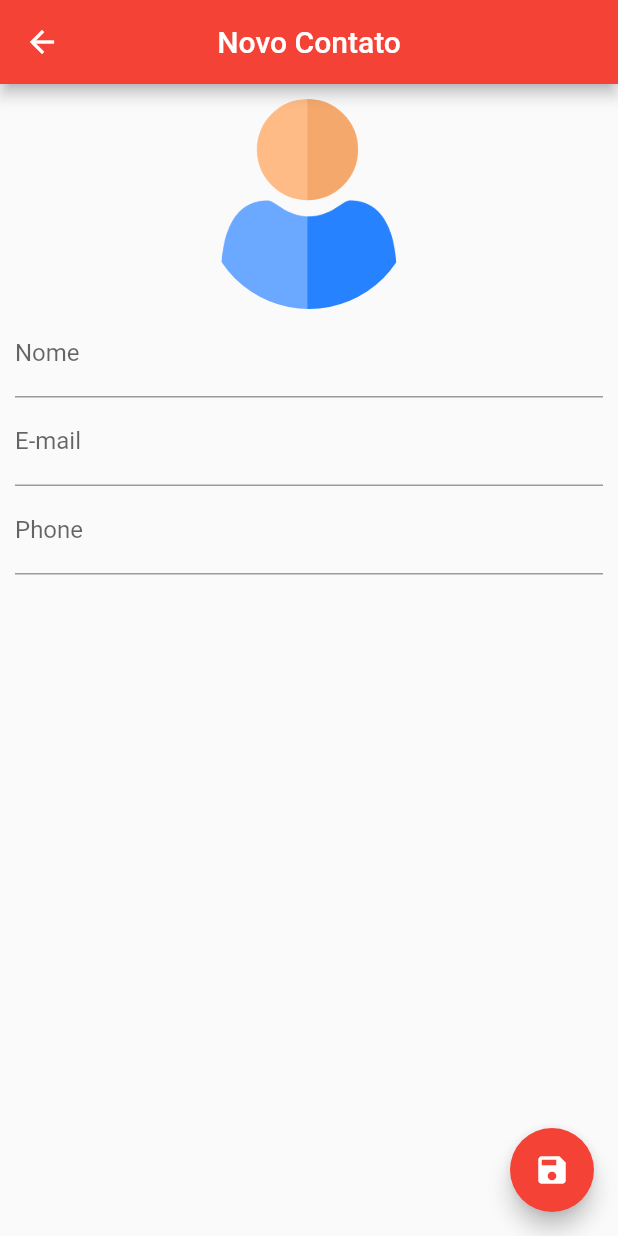
After one commit to rafa7w/contact-list, a Flutter app: the screen it shows after launch, after a tap on the "add" icon, on a phone screen of 412 x 824 dp. The commit adds this screen. Run offline on Flutter 3.47's test engine with Material 2 defaults, Android fonts, the phone set to English and light mode, and no system bars; our stand-ins replace sqflite; accounts and stored records are empty.

Commit message:
contact edit page

```diff
--- a/lib/helpers/contact_help.dart
+++ b/lib/helpers/contact_help.dart
@@ -101,6 +101,8 @@ class Contact {
   String? phone;
   String? img;
 
+  Contact();
+
   Contact.fromMap(Map map) {
     id = map[idColumn];
     name = map[nameColumn];
--- /dev/null
+++ b/lib/interface/contact_page.dart
@@ -0,0 +1,106 @@
+import 'dart:io';
+import 'package:contact_list/helpers/contact_help.dart';
+import 'package:flutter/material.dart';
+
+// ignore: must_be_immutable
+class ContactPage extends StatefulWidget {
+  Contact? contact;
+
+  ContactPage({Key? key, this.contact}) : super(key: key);
+
+  @override
+  _ContactPageState createState() => _ContactPageState();
+}
+
+class _ContactPageState extends State<ContactPage> {
+  final _nameController = TextEditingController();
+  final _emailController = TextEditingController();
+  final _phoneController = TextEditingController();
+  bool _userEdited = false;
+  Contact? _editedContact;
+
+  @override
+  void initState() {
+    super.initState();
+    // ignore: unnecessary_null_comparison
+    if (widget.contact == null) {
+      _editedContact = Contact();
+    } else {
+      _editedContact = Contact.fromMap(widget.contact!.toMap());
+      _nameController.text = _editedContact!.name!;
+      _emailController.text = _editedContact!.email!;
+      _phoneController.text = _editedContact!.phone!;
+    }
+  }
+
+  @override
+  Widget build(BuildContext context) {
+    return Scaffold(
+      appBar: AppBar(
+        backgroundColor: Colors.red,
+        title: Text(_editedContact!.name ?? 'Novo Contato'),
+        centerTitle: true,
+      ),
+      floatingActionButton: FloatingActionButton(
+        onPressed: () {},
+        child: const Icon(Icons.save),
+        backgroundColor: Colors.red,
+      ),
+      body: SingleChildScrollView(
+        padding: const EdgeInsets.all(10.0),
+        child: Column(
+          children: [
+            GestureDetector(
+              child: Container(
+                height: 140.0,
+                width: 140.0,
+                decoration: BoxDecoration(
+                  shape: BoxShape.circle,
+                  image: DecorationImage(
+                    image: _editedContact!.img != null
+                        ? FileImage(File(_editedContact!.img))
+                        : const AssetImage('images/user.png'),
+                  ),
+                ),
+              ),
+            ),
+            TextField(
+              decoration: const InputDecoration(
+                labelText: 'Nome',
+              ),
+              onChanged: (text) {
+                _userEdited = true;
+                setState(() {
+                  _editedContact!.name = text;
+                });
+              },
+              controller: _nameController,
+            ),
+            TextField(
+              decoration: const InputDecoration(
+                labelText: 'E-mail',
+              ),
+              onChanged: (text) {
+                _userEdited = true;
+                _editedContact!.email = text;
+              },
+              keyboardType: TextInputType.emailAddress,
+              controller: _emailController,
+            ),
+            TextField(
+              decoration: const InputDecoration(
+                labelText: 'Phone',
+              ),
+              onChanged: (text) {
+                _userEdited = true;
+                _editedContact!.phone = text;
+              },
+              keyboardType: TextInputType.phone,
+              controller: _phoneController,
+            ),
+          ],
+        ),
+      ),
+    );
+  }
+}
--- a/lib/interface/home_page.dart
+++ b/lib/interface/home_page.dart
@@ -1,5 +1,6 @@
 import 'dart:io';
 import 'package:contact_list/helpers/contact_help.dart';
+import 'package:contact_list/interface/contact_page.dart';
 import 'package:flutter/material.dart';
 
 class HomePage extends StatefulWidget {
@@ -12,6 +13,44 @@ class HomePage extends StatefulWidget {
 class _HomePageState extends State<HomePage> {
   ContactHelper helper = ContactHelper();
   List<Contact> contacts = [];
+
+  @override
+  void initState() {
+    super.initState();
+    helper.getAllContacts().then((list) {
+      setState(() {
+        // ignore: avoid_function_literals_in_foreach_calls
+        list.forEach((element) {
+          contacts.add(element);
+        });
+      });
+    });
+  }
+
+  @override
+  Widget build(BuildContext context) {
+    return Scaffold(
+      backgroundColor: Colors.white,
+      appBar: AppBar(
+        backgroundColor: Colors.red,
+        title: const Text('Contatos'),
+        centerTitle: true,
+      ),
+      floatingActionButton: FloatingActionButton(
+        onPressed: () {
+          _showContactPage();
+        },
+        child: const Icon(Icons.add),
+        backgroundColor: Colors.red,
+      ),
+      body: ListView.builder(
+          padding: const EdgeInsets.all(10.0),
+          itemCount: contacts.length,
+          itemBuilder: (context, index) {
+            return _contactCard(context, index);
+          }),
+    );
+  }
 
   Widget _contactCard(BuildContext context, int index) {
     return GestureDetector(
@@ -26,9 +65,10 @@ class _HomePageState extends State<HomePage> {
                 decoration: BoxDecoration(
                   shape: BoxShape.circle,
                   image: DecorationImage(
-                      image: contacts[index].img != null
-                          ? FileImage(File(contacts[index].img))
-                          : AssetImage('images/user.png')),
+                    image: contacts[index].img != null
+                        ? FileImage(File(contacts[index].img))
+                        : const AssetImage('images/user.png'),
+                  ),
                 ),
               ),
               Padding(
@@ -56,39 +96,16 @@ class _HomePageState extends State<HomePage> {
           ),
         ),
       ),
+      onTap: () {
+        _showContactPage(contact: contacts[index]);
+      },
     );
   }
 
-  @override
-  void initState() {
-    super.initState();
-    helper.getAllContacts().then((list) {
-      setState(() {
-        contacts = list;
-      });
-    });
-  }
-
-  @override
-  Widget build(BuildContext context) {
-    return Scaffold(
-      backgroundColor: Colors.white,
-      appBar: AppBar(
-        backgroundColor: Colors.red,
-        title: const Text('Contatos'),
-        centerTitle: true,
-      ),
-      floatingActionButton: const FloatingActionButton(
-        onPressed: null,
-        child: Icon(Icons.add),
-        backgroundColor: Colors.red,
-      ),
-      body: ListView.builder(
-          padding: const EdgeInsets.all(10.0),
-          itemCount: contacts.length,
-          itemBuilder: (context, index) {
-            return _contactCard(context, index);
-          }),
+  void _showContactPage({Contact? contact}) {
+    Navigator.push(
+      context,
+      MaterialPageRoute(builder: (context) => ContactPage(contact: contact,)),
     );
   }
 }
```
Also changed, not shown: lib/main.dart (line endings or trailing spaces).
